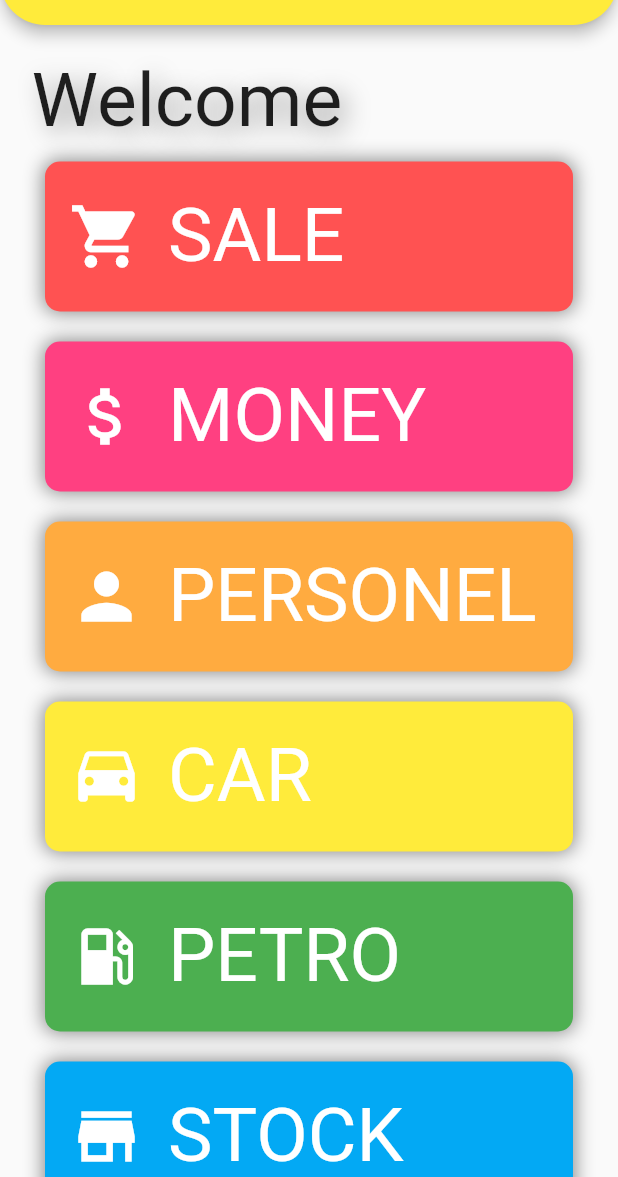
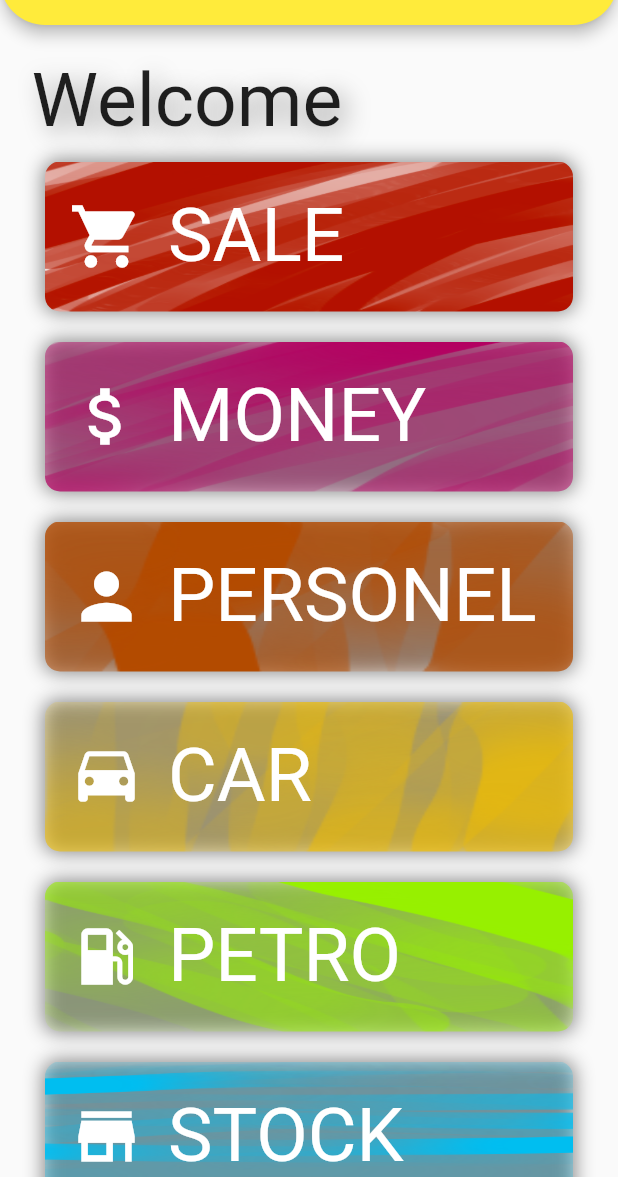
Before and after one commit to piriyaphong/cementproject, a Flutter app: the screen it shows after launch, on a phone screen of 412 x 824 dp, the part 59-1236 px from its top. Run offline on Flutter 3.47's test engine with Material 2 defaults, Android fonts, the phone set to English and light mode, and no system bars; our stand-ins replace cloud_firestore; accounts and stored records are empty.

Commit message:
Update main.dart
Add assets image and add image backgroud to container buttom

```diff
--- a/n_pac/lib/main.dart
+++ b/n_pac/lib/main.dart
@@ -19,6 +19,7 @@ class MyApp extends StatelessWidget {
     );
   }
 }
+
 class MyHomePage extends StatefulWidget {
   @override
   _MyHomePageState createState() => _MyHomePageState();
@@ -30,13 +31,18 @@ class _MyHomePageState extends State<MyHomePage> {
     return Scaffold(
       appBar: AppBar(
         centerTitle: true,
-        title: Text('N-PAC',style: TextStyle(color: Colors.white),),
+        title: Text(
+          'N-PAC',
+          style: TextStyle(color: Colors.white),
+        ),
         shape: RoundedRectangleBorder(
-          borderRadius: BorderRadius.vertical(bottom: Radius.circular(30))
+            borderRadius: BorderRadius.vertical(bottom: Radius.circular(30))),
+        // flexibleSpace: Image(
+        //   image: AssetImage('assets/images/bgred.PNG'),
+        //   fit: BoxFit.cover,
+        // ),
+        // backgroundColor: Colors.transparent,
       ),
-
-      ),
-
       body: SingleChildScrollView(
         child: Container(
           padding: EdgeInsets.all(20),
@@ -46,12 +52,16 @@ class _MyHomePageState extends State<MyHomePage> {
                 padding: EdgeInsets.all(1),
                 child: Container(
                   alignment: Alignment.centerLeft,
-                  child: Text('Welcome',style: TextStyle(
-                    fontSize: 50,
-                    shadows:[
-                      Shadow(blurRadius: 20,color: Colors.black38,offset: Offset(5.0, 5.0),)
-                    ]
-                  ),),
+                  child: Text(
+                    'Welcome',
+                    style: TextStyle(fontSize: 50, shadows: [
+                      Shadow(
+                        blurRadius: 20,
+                        color: Colors.black38,
+                        offset: Offset(5.0, 5.0),
+                      )
+                    ]),
+                  ),
                 ),
               ),
               Padding(
@@ -60,19 +70,31 @@ class _MyHomePageState extends State<MyHomePage> {
                   height: 100,
                   alignment: Alignment.center,
                   decoration: BoxDecoration(
-                    color: Colors.redAccent,
+                      //color: Colors.redAccent,
+                      image: DecorationImage(
+                          image: AssetImage('assets/images/bgred.PNG'),
+                          fit: BoxFit.fill),
                       borderRadius: new BorderRadiusDirectional.circular(10),
-                    boxShadow: [BoxShadow(
+                      boxShadow: [
+                        BoxShadow(
                           color: Colors.black45,
                           blurRadius: 10,
                           spreadRadius: 1,
-                    )]
+                        )
+                      ]),
+                  child: ListTile(
+                    leading: Icon(
+                      Icons.shopping_cart,
+                      size: 50,
+                      color: Colors.white,
                     ),
-                  child: ListTile(
-                    leading: Icon(Icons.shopping_cart,size: 50,color: Colors.white,),
-                    title: Text('SALE',style: TextStyle(fontSize: 50,color: Colors.white),),
-                    onTap: (){
-                      Navigator.of(context).push(new MaterialPageRoute(builder: (context)=>Sale()));
+                    title: Text(
+                      'SALE',
+                      style: TextStyle(fontSize: 50, color: Colors.white),
+                    ),
+                    onTap: () {
+                      Navigator.of(context).push(
+                          new MaterialPageRoute(builder: (context) => Sale()));
                     },
                   ),
                 ),
@@ -83,19 +105,31 @@ class _MyHomePageState extends State<MyHomePage> {
                   height: 100,
                   alignment: Alignment.center,
                   decoration: BoxDecoration(
-                    color: Colors.pinkAccent,
+                      //color: Colors.pinkAccent,
+                      image: DecorationImage(
+                          image: AssetImage('assets/images/bgpink.PNG'),
+                          fit: BoxFit.fill),
                       borderRadius: new BorderRadiusDirectional.circular(10),
-                    boxShadow: [BoxShadow(
+                      boxShadow: [
+                        BoxShadow(
                           color: Colors.black45,
                           blurRadius: 10,
                           spreadRadius: 1,
-                    )]
+                        )
+                      ]),
+                  child: ListTile(
+                    leading: Icon(
+                      Icons.attach_money,
+                      size: 50,
+                      color: Colors.white,
                     ),
-                  child: ListTile(
-                    leading: Icon(Icons.attach_money,size: 50,color: Colors.white,),
-                    title: Text('MONEY',style: TextStyle(fontSize: 50,color: Colors.white),),
-                    onTap: (){
-                      Navigator.of(context).push(new MaterialPageRoute(builder: (context)=> Money()));
+                    title: Text(
+                      'MONEY',
+                      style: TextStyle(fontSize: 50, color: Colors.white),
+                    ),
+                    onTap: () {
+                      Navigator.of(context).push(
+                          new MaterialPageRoute(builder: (context) => Money()));
                     },
                   ),
                 ),
@@ -106,19 +140,31 @@ class _MyHomePageState extends State<MyHomePage> {
                   height: 100,
                   alignment: Alignment.center,
                   decoration: BoxDecoration(
-                    color: Colors.orangeAccent,
+                      //color: Colors.orangeAccent,
+                      image: DecorationImage(
+                          image: AssetImage('assets/images/bgorange.PNG'),
+                          fit: BoxFit.fill),
                       borderRadius: new BorderRadiusDirectional.circular(10),
-                    boxShadow: [BoxShadow(
+                      boxShadow: [
+                        BoxShadow(
                           color: Colors.black45,
                           blurRadius: 10,
                           spreadRadius: 1,
-                    )]
+                        )
+                      ]),
+                  child: ListTile(
+                    leading: Icon(
+                      Icons.person,
+                      size: 50,
+                      color: Colors.white,
                     ),
-                  child: ListTile(
-                    leading: Icon(Icons.person,size: 50,color: Colors.white,),
-                    title: Text('PERSONEL',style: TextStyle(fontSize: 50,color: Colors.white),),
-                    onTap: (){
-                      Navigator.of(context).push(new MaterialPageRoute(builder: (context) => Personel()));
+                    title: Text(
+                      'PERSONEL',
+                      style: TextStyle(fontSize: 50, color: Colors.white),
+                    ),
+                    onTap: () {
+                      Navigator.of(context).push(new MaterialPageRoute(
+                          builder: (context) => Personel()));
                     },
                   ),
                 ),
@@ -129,19 +175,31 @@ class _MyHomePageState extends State<MyHomePage> {
                   height: 100,
                   alignment: Alignment.center,
                   decoration: BoxDecoration(
-                    color: Colors.yellow,
+                      //color: Colors.yellow,
+                      image: DecorationImage(
+                          image: AssetImage('assets/images/bgyellow.PNG'),
+                          fit: BoxFit.fill),
                       borderRadius: new BorderRadiusDirectional.circular(10),
-                    boxShadow: [BoxShadow(
+                      boxShadow: [
+                        BoxShadow(
                           color: Colors.black45,
                           blurRadius: 10,
                           spreadRadius: 1,
-                    )]
+                        )
+                      ]),
+                  child: ListTile(
+                    leading: Icon(
+                      Icons.drive_eta,
+                      size: 50,
+                      color: Colors.white,
                     ),
-                  child: ListTile(
-                    leading: Icon(Icons.drive_eta,size: 50,color: Colors.white,),
-                    title: Text('CAR',style: TextStyle(fontSize: 50,color: Colors.white),),
-                    onTap: (){
-                      Navigator.of(context).push(new MaterialPageRoute(builder: (context) => Car()));
+                    title: Text(
+                      'CAR',
+                      style: TextStyle(fontSize: 50, color: Colors.white),
+                    ),
+                    onTap: () {
+                      Navigator.of(context).push(
+                          new MaterialPageRoute(builder: (context) => Car()));
                     },
                   ),
                 ),
@@ -152,17 +210,28 @@ class _MyHomePageState extends State<MyHomePage> {
                   height: 100,
                   alignment: Alignment.center,
                   decoration: BoxDecoration(
-                    color: Colors.green,
+                      //color: Colors.green,
+                      image: DecorationImage(
+                          image: AssetImage('assets/images/bggreen.PNG'),
+                          fit: BoxFit.fill),
                       borderRadius: new BorderRadiusDirectional.circular(10),
-                    boxShadow: [BoxShadow(
+                      boxShadow: [
+                        BoxShadow(
                           color: Colors.black45,
                           blurRadius: 10,
                           spreadRadius: 1,
-                    )]
+                        )
+                      ]),
+                  child: ListTile(
+                    leading: Icon(
+                      Icons.local_gas_station,
+                      size: 50,
+                      color: Colors.white,
                     ),
-                  child: ListTile(
-                    leading: Icon(Icons.local_gas_station,size: 50,color: Colors.white,),
-                    title: Text('PETRO',style: TextStyle(fontSize: 50,color: Colors.white),),
+                    title: Text(
+                      'PETRO',
+                      style: TextStyle(fontSize: 50, color: Colors.white),
+                    ),
                   ),
                 ),
               ),
@@ -172,26 +241,35 @@ class _MyHomePageState extends State<MyHomePage> {
                   height: 100,
                   alignment: Alignment.center,
                   decoration: BoxDecoration(
-                    color: Colors.lightBlue,
+                      //color: Colors.lightBlue,
+                      image: DecorationImage(
+                          image: AssetImage('assets/images/bgblue.PNG'),
+                          fit: BoxFit.fill),
                       borderRadius: new BorderRadiusDirectional.circular(10),
-                    boxShadow: [BoxShadow(
+                      boxShadow: [
+                        BoxShadow(
                           color: Colors.black45,
                           blurRadius: 10,
                           spreadRadius: 1,
-                    )]
+                        )
+                      ]),
+                  child: ListTile(
+                    leading: Icon(
+                      Icons.store_mall_directory,
+                      size: 50,
+                      color: Colors.white,
                     ),
-                  child: ListTile(
-                    leading: Icon(Icons.store_mall_directory,size: 50,color: Colors.white,),
-                    title: Text('STOCK',style: TextStyle(fontSize: 50,color: Colors.white),),
+                    title: Text(
+                      'STOCK',
+                      style: TextStyle(fontSize: 50, color: Colors.white),
                     ),
                   ),
                 ),
-
+              ),
             ],
           ),
         ),
       ),
-
     );
   }
 }
--- a/n_pac/pubspec.yaml
+++ b/n_pac/pubspec.yaml
@@ -19,6 +19,7 @@ environment:
 dependencies:
   flutter:
     sdk: flutter
+
   firebase_core: ^0.4.0+9
 
   # Add the dependency for the FlutterFire plugin for Google Analytics
@@ -53,7 +54,8 @@ flutter:
   # assets:
   #  - images/a_dot_burr.jpeg
   #  - images/a_dot_ham.jpeg
-
+  assets:
+    - assets/images/
   # An image asset can refer to one or more resolution-specific "variants", see
   # https://flutter.dev/assets-and-images/#resolution-aware.
 
```
Also changed, not shown: n_pac/assets/images/bgblue.PNG (added), n_pac/assets/images/bggreen.PNG (added), n_pac/assets/images/bgorange.PNG (added), n_pac/assets/images/bgpink.PNG (added), n_pac/assets/images/bgred.PNG (added), n_pac/assets/images/bgyellow.PNG (added), 1 other file. Lines whose indentation alone changed are shown as unchanged.
